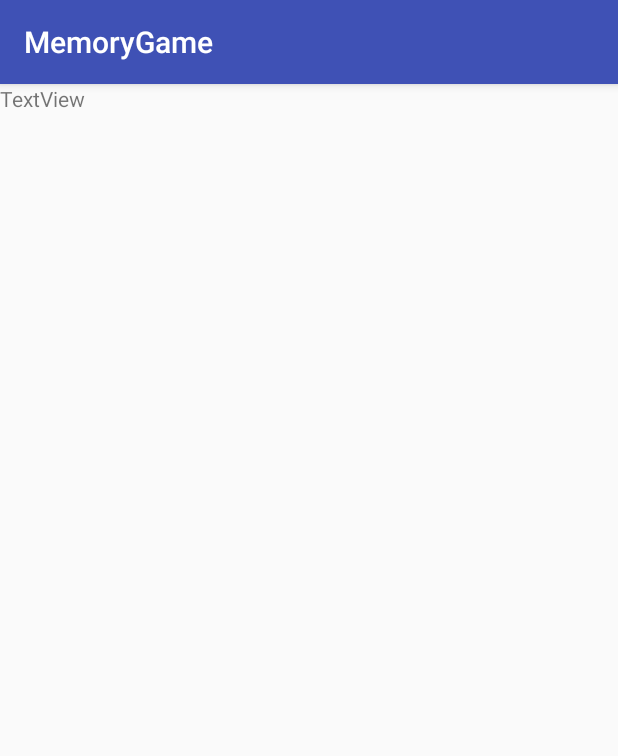
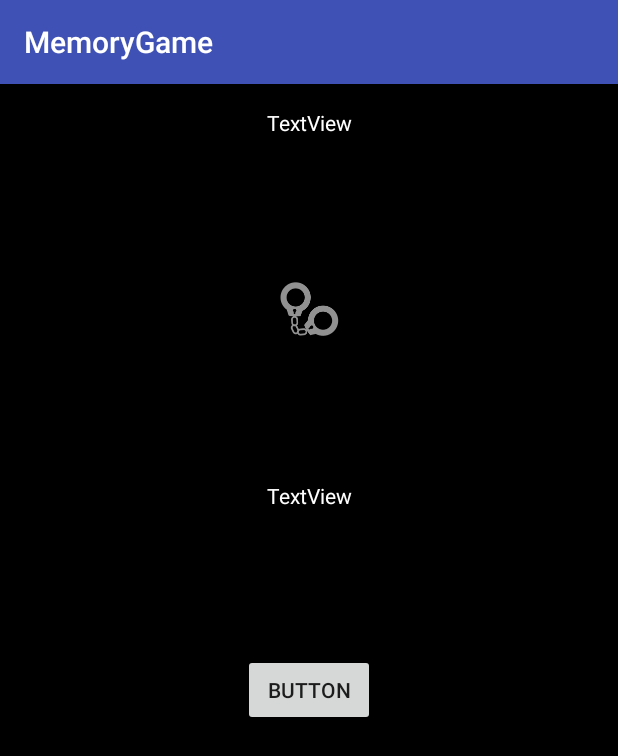
Before and after one commit to smyhk/MemoryGame, an Android app: the screen it shows after launch (MainActivity), on a phone screen of 412 x 824 dp. Shown: the top 756 px of the screen. Run offline under Robolectric (Android 15) with nearby library versions, the phone set to English and light mode, and no system bars.

Commit message:
Set MainActivity layout widgets

```diff
--- a/app/src/main/res/layout/activity_main.xml
+++ b/app/src/main/res/layout/activity_main.xml
@@ -5,6 +5,7 @@
     xmlns:tools="http://schemas.android.com/tools"
     android:layout_width="match_parent"
     android:layout_height="match_parent"
+    android:background="@android:color/black"
     tools:context="net.smyhk.android.memorygame.MainActivity">
 
     <TextView
@@ -12,6 +13,48 @@
         android:layout_width="wrap_content"
         android:layout_height="wrap_content"
         android:text="TextView"
-        tools:layout_editor_absoluteX="162dp"
-        tools:layout_editor_absoluteY="29dp"/>
+        android:textColor="@android:color/white"
+        app:layout_constraintTop_toTopOf="parent"
+        android:layout_marginTop="16dp"
+        android:layout_marginLeft="8dp"
+        app:layout_constraintLeft_toLeftOf="parent"
+        android:layout_marginRight="8dp"
+        app:layout_constraintRight_toRightOf="parent"/>
+
+    <ImageView
+        android:id="@+id/imageView"
+        android:layout_width="wrap_content"
+        android:layout_height="wrap_content"
+        app:srcCompat="@drawable/ic_solved"
+        android:layout_marginTop="96dp"
+        app:layout_constraintTop_toBottomOf="@+id/textView"
+        android:layout_marginLeft="8dp"
+        app:layout_constraintLeft_toLeftOf="parent"
+        android:layout_marginRight="8dp"
+        app:layout_constraintRight_toRightOf="parent"/>
+
+    <TextView
+        android:id="@+id/textView2"
+        android:layout_width="wrap_content"
+        android:layout_height="wrap_content"
+        android:text="TextView"
+        android:textColor="@android:color/white"
+        android:layout_marginTop="96dp"
+        app:layout_constraintTop_toBottomOf="@+id/imageView"
+        android:layout_marginLeft="8dp"
+        app:layout_constraintLeft_toLeftOf="parent"
+        android:layout_marginRight="8dp"
+        app:layout_constraintRight_toRightOf="parent"/>
+
+    <Button
+        android:id="@+id/button"
+        android:layout_width="wrap_content"
+        android:layout_height="wrap_content"
+        android:text="Button"
+        android:layout_marginTop="96dp"
+        app:layout_constraintTop_toBottomOf="@+id/textView2"
+        android:layout_marginLeft="8dp"
+        app:layout_constraintLeft_toLeftOf="parent"
+        android:layout_marginRight="8dp"
+        app:layout_constraintRight_toRightOf="parent"/>
 </android.support.constraint.ConstraintLayout>
```
